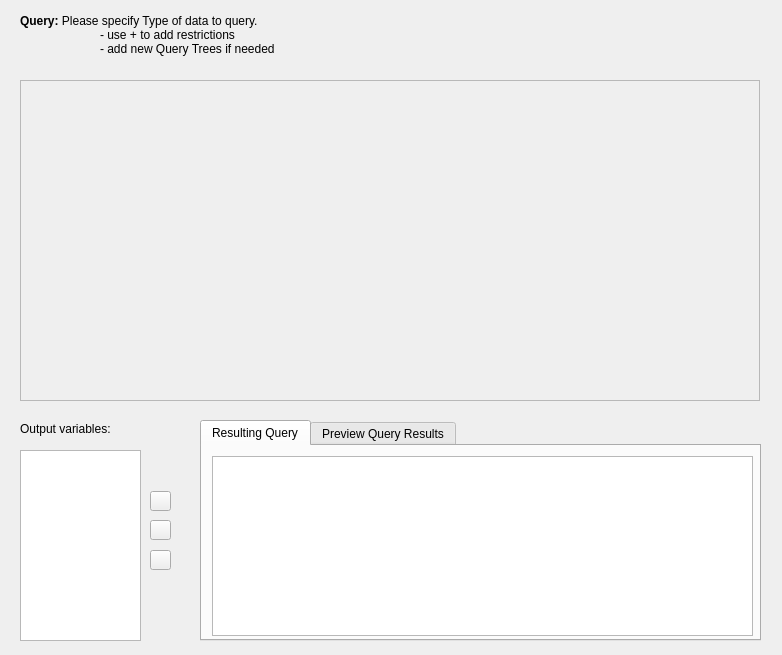
The window that vqbmainwindow.ui (sarslanhan/vqb) describes before a commit, drawn with Qt 5.
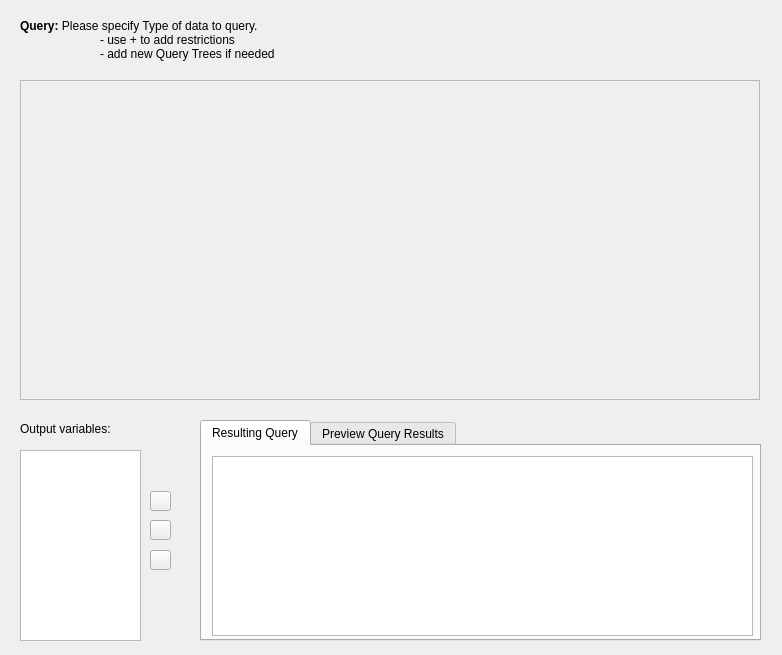
The same window after the commit. Custom widgets are drawn as their Qt base class.

```diff
--- a/vqbmainwindow.ui
+++ b/vqbmainwindow.ui
@@ -24,7 +24,7 @@
      <x>20</x>
      <y>10</y>
      <width>491</width>
-     <height>51</height>
+     <height>61</height>
     </rect>
    </property>
    <property name="text">
@@ -104,7 +104,7 @@
      <x>20</x>
      <y>80</y>
      <width>740</width>
-     <height>321</height>
+     <height>320</height>
     </rect>
    </property>
    <property name="widgetResizable">
@@ -116,7 +116,7 @@
       <x>0</x>
       <y>0</y>
       <width>736</width>
-      <height>317</height>
+      <height>316</height>
      </rect>
     </property>
    </widget>
```
Left out of the diff: 4 changed lines with no effect on the pictures.
